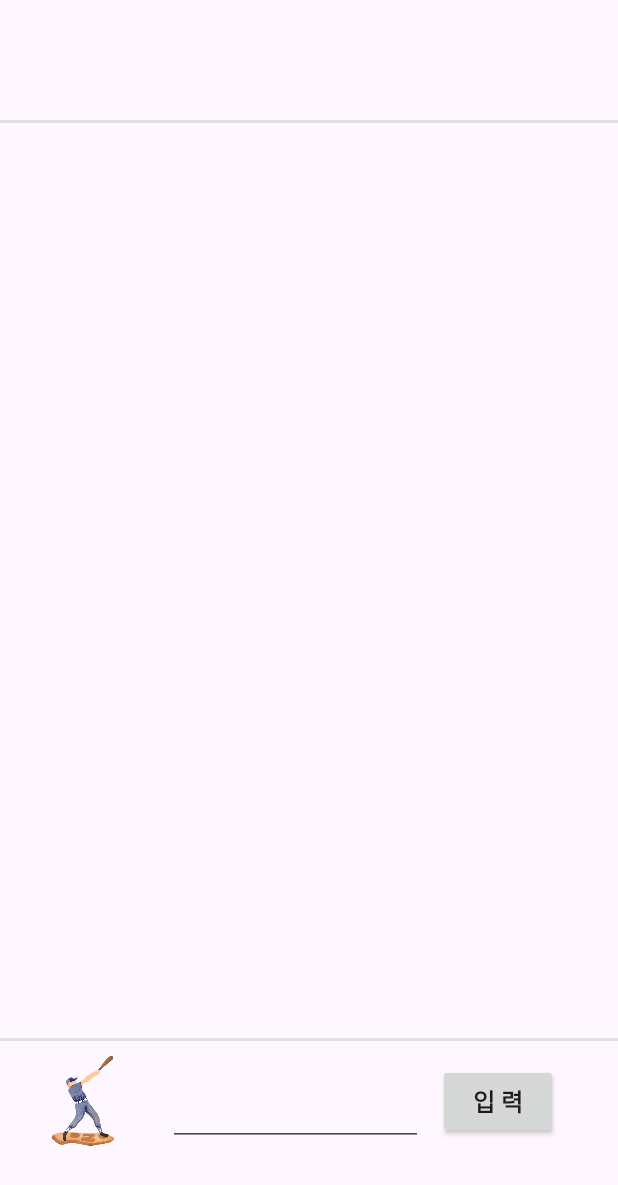
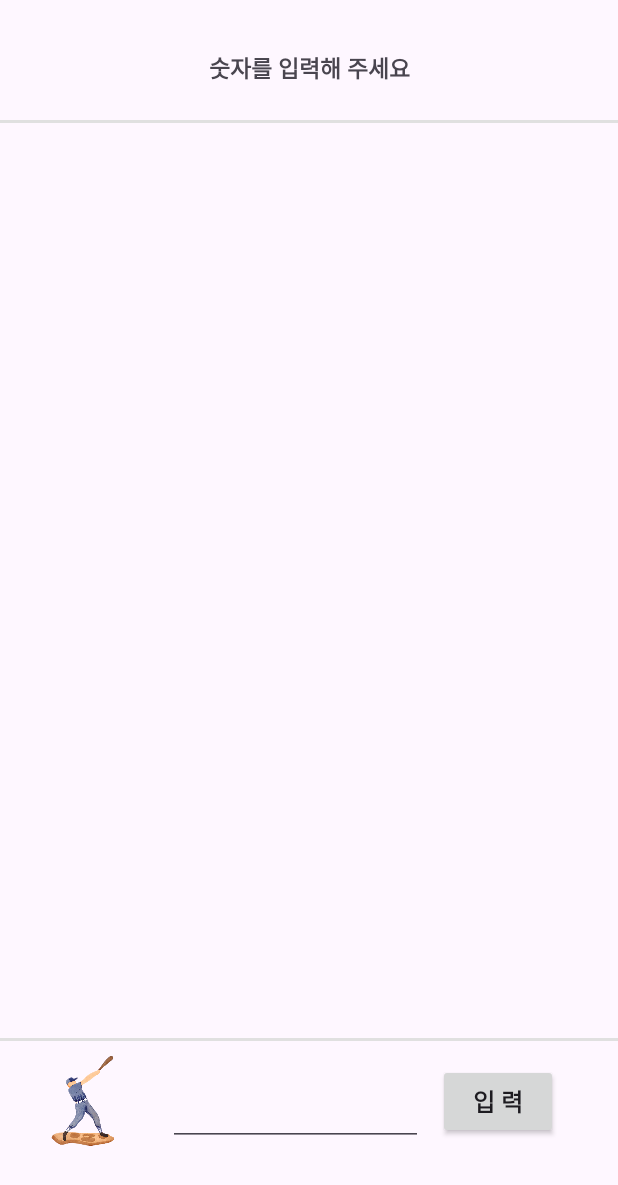
Before and after one commit to ichanguk/cookiesBall, an Android app: the MainActivity screen opened directly, with no data from a screen before it, on a phone screen of 412 x 824 dp. Shown: the top 1185 px of the screen. Run offline under Robolectric (Android 15) with nearby library versions, the phone set to English and light mode, and no system bars.

Commit message:
feat: main 최종 완성

```diff
--- a/app/src/main/java/com/example/cookiesball/MainActivity.kt
+++ b/app/src/main/java/com/example/cookiesball/MainActivity.kt
@@ -42,6 +42,7 @@ class MainActivity : AppCompatActivity() {
                 LinearLayoutManager.VERTICAL
             )
         )
+        binding.systemText.text = "숫자를 입력해 주세요"
 
         binding.inputBtn.setOnClickListener {
             var newResult: String? = null
@@ -53,6 +54,7 @@ class MainActivity : AppCompatActivity() {
                 if (!checkValidFlag(flag)) {
                     binding.systemText.text = "1 또는 2를 입력해주세요\n"
                 } else {
+                    binding.systemText.text = "숫자를 입력해 주세요"
                     gameOver = false
                     results.clear()
                 }
```
